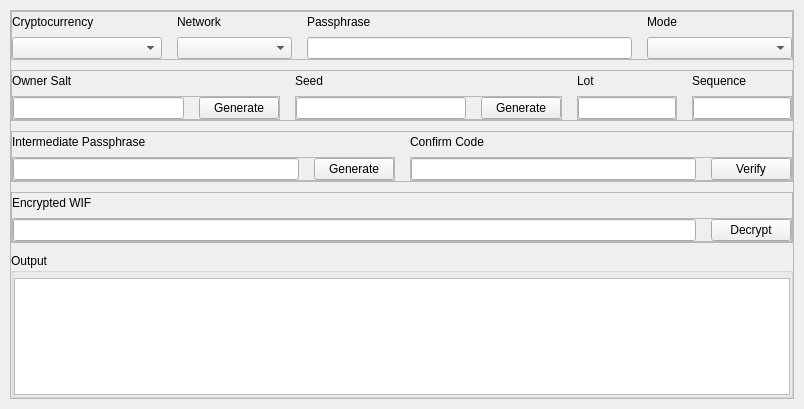
The window that desktop/ui/bip38.ui (talonlab/bip38-desktop) describes before a commit, drawn with Qt 5.
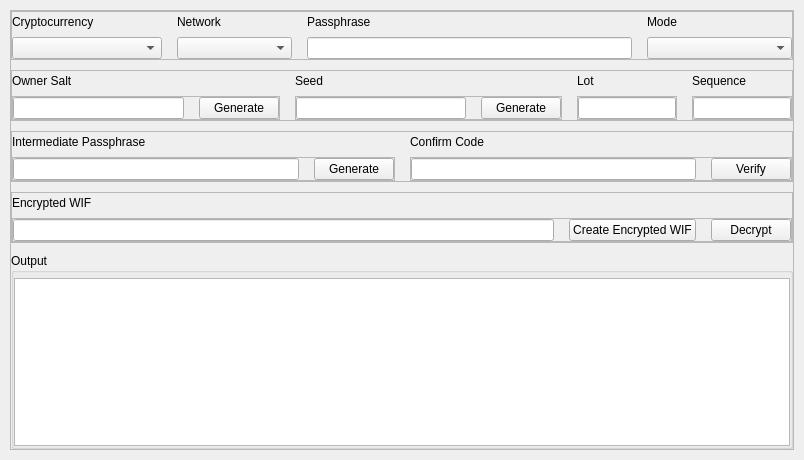
The same window after the commit.

Commit message: Update: intermediate passphrase, owner salt and seed generate

Patch:
```diff
--- a/desktop/ui/bip38.ui
+++ b/desktop/ui/bip38.ui
@@ -7,7 +7,7 @@
     <x>0</x>
     <y>0</y>
     <width>804</width>
-    <height>409</height>
+    <height>460</height>
    </rect>
   </property>
   <property name="windowTitle">
@@ -1591,6 +1591,16 @@
                 <item>
                  <widget class="QLineEdit" name="decryptWIFQLineEdit"/>
                 </item>
+                <item>
+                 <widget class="QPushButton" name="createEncryptedWIFQPushButton">
+                  <property name="cursor">
+                   <cursorShape>PointingHandCursor</cursorShape>
+                  </property>
+                  <property name="text">
+                   <string>Create Encrypted WIF</string>
+                  </property>
+                 </widget>
+                </item>
                 <item>
                  <widget class="QPushButton" name="decryptWIFQPushButton">
                   <property name="sizePolicy">
```
The commit also changes 2 other files.
